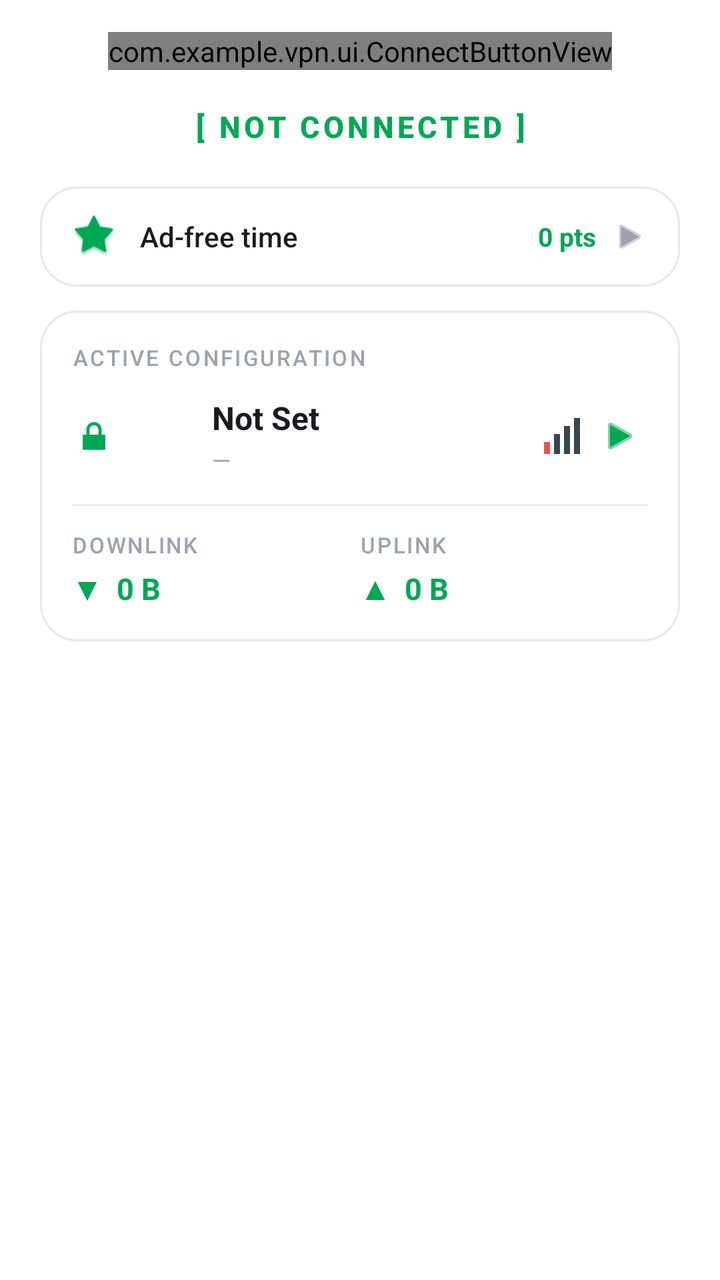
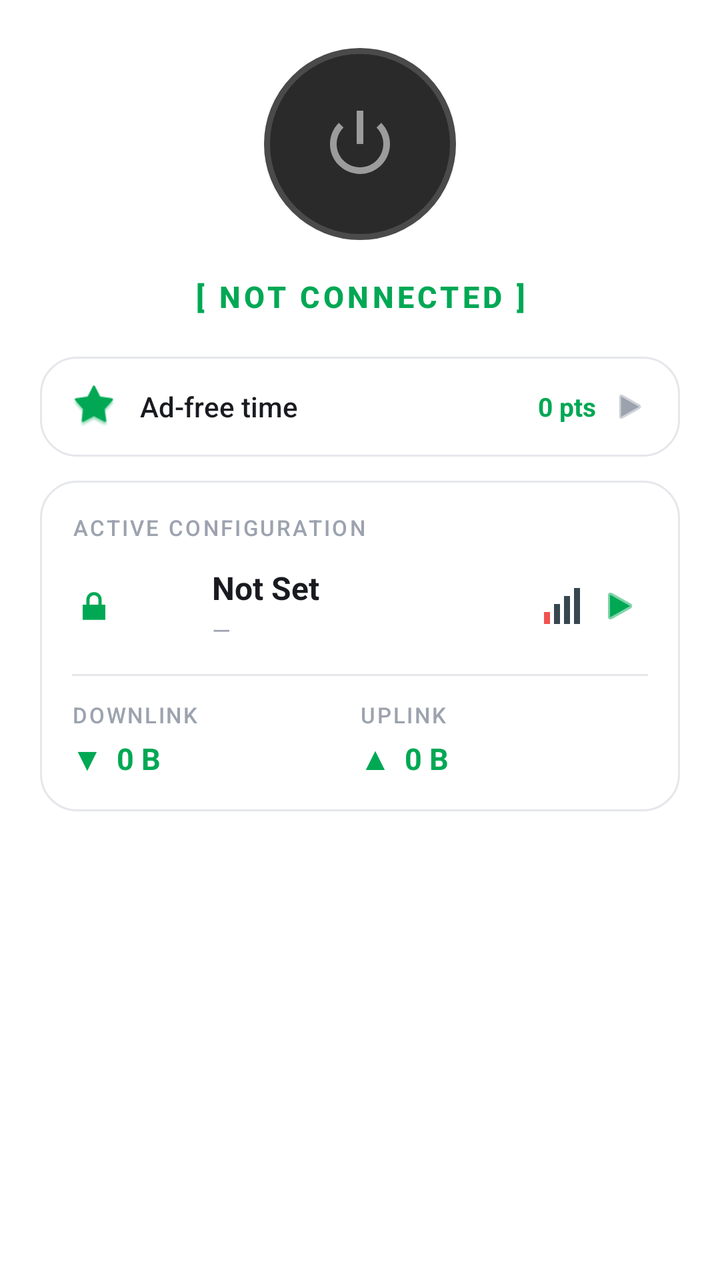

Before-and-after screenshots of an Android layout around one commit, followed by the original layout XML and the change that was made.
<!-- AndroidManifest.xml: application theme Theme.MyApp -->
<!-- res/layout/page_connection_main.xml -->
<?xml version="1.0" encoding="utf-8"?>
<ScrollView xmlns:android="http://schemas.android.com/apk/res/android"
    xmlns:app="http://schemas.android.com/apk/res-auto"
    android:layout_width="match_parent"
    android:layout_height="match_parent"
    android:fillViewport="true"
    android:scrollbars="none"
    android:background="@color/window_background">

    <LinearLayout
        android:layout_width="match_parent"
        android:layout_height="wrap_content"
        android:orientation="vertical"
        android:paddingHorizontal="20dp"
        android:paddingTop="8dp"
        android:paddingBottom="24dp">

        
        <com.example.vpn.ui.ConnectButtonView
            android:id="@+id/btnConnect"
            android:layout_width="wrap_content"
            android:layout_height="wrap_content"
            android:layout_gravity="center_horizontal"
            android:layout_marginTop="8dp" />

        
        <TextView
            android:id="@+id/txtStatus"
            android:layout_width="match_parent"
            android:layout_height="wrap_content"
            android:layout_marginTop="18dp"
            android:fontFamily="sans-serif-medium"
            android:gravity="center"
            android:letterSpacing="0.12"
            android:text="[ NOT CONNECTED ]"
            android:textColor="@color/accent_green"
            android:textSize="15sp"
            android:textStyle="bold" />

        
        <LinearLayout
            android:id="@+id/adFreeCard"
            android:layout_width="match_parent"
            android:layout_height="wrap_content"
            android:layout_marginTop="20dp"
            android:background="@drawable/bg_card_soft"
            android:gravity="center_vertical"
            android:orientation="horizontal"
            android:paddingHorizontal="16dp"
            android:paddingVertical="14dp"
            android:clickable="true"
            android:focusable="true"
            android:foreground="?attr/selectableItemBackground">

            <ImageView
                android:layout_width="22dp"
                android:layout_height="22dp"
                android:src="@android:drawable/star_big_on"
                app:tint="@color/accent_green"
                android:contentDescription="adfree" />

            <TextView
                android:layout_width="0dp"
                android:layout_height="wrap_content"
                android:layout_marginStart="12dp"
                android:layout_weight="1"
                android:text="Ad-free time"
                android:textColor="@color/text_primary"
                android:textSize="14sp"
                android:fontFamily="sans-serif-medium" />

            <TextView
                android:id="@+id/txtAdFreeTime"
                android:layout_width="wrap_content"
                android:layout_height="wrap_content"
                android:text="0 pts"
                android:textColor="@color/accent_green"
                android:textSize="13sp"
                android:textStyle="bold" />

            <ImageView
                android:layout_width="18dp"
                android:layout_height="18dp"
                android:layout_marginStart="8dp"
                android:src="@android:drawable/ic_media_play"
                app:tint="@color/text_muted"
                android:contentDescription="go" />
        </LinearLayout>

        
        <LinearLayout
            android:id="@+id/configCard"
            android:layout_width="match_parent"
            android:layout_height="wrap_content"
            android:layout_marginTop="12dp"
            android:background="@drawable/bg_card_soft"
            android:orientation="vertical"
            android:padding="16dp"
            android:clickable="true"
            android:focusable="true"
            android:foreground="?attr/selectableItemBackground">

            <TextView
                android:layout_width="wrap_content"
                android:layout_height="wrap_content"
                android:letterSpacing="0.1"
                android:text="ACTIVE CONFIGURATION"
                android:textAllCaps="true"
                android:textColor="@color/text_muted"
                android:textSize="11sp"
                android:fontFamily="sans-serif-medium" />

            <LinearLayout
                android:layout_width="match_parent"
                android:layout_height="wrap_content"
                android:layout_marginTop="12dp"
                android:gravity="center_vertical"
                android:orientation="horizontal">

                <ImageView
                    android:id="@+id/imgConfigIcon"
                    android:layout_width="22dp"
                    android:layout_height="22dp"
                    android:src="@android:drawable/ic_lock_lock"
                    app:tint="@color/accent_green"
                    android:contentDescription="lock" />

                <ImageView
                    android:id="@+id/imgConfigFlag"
                    android:layout_width="28dp"
                    android:layout_height="20dp"
                    android:layout_marginStart="10dp"
                    android:scaleType="centerCrop"
                    android:contentDescription="flag" />

                <LinearLayout
                    android:layout_width="0dp"
                    android:layout_height="wrap_content"
                    android:layout_marginStart="10dp"
                    android:layout_weight="1"
                    android:orientation="vertical">

                    <TextView
                        android:id="@+id/txtConfigName"
                        android:layout_width="match_parent"
                        android:layout_height="wrap_content"
                        android:ellipsize="end"
                        android:maxLines="1"
                        android:text="Not Set"
                        android:textColor="@color/text_primary"
                        android:textSize="16sp"
                        android:textStyle="bold" />

                    <TextView
                        android:id="@+id/txtConfigLeft"
                        android:layout_width="match_parent"
                        android:layout_height="wrap_content"
                        android:layout_marginTop="2dp"
                        android:ellipsize="end"
                        android:maxLines="1"
                        android:text="—"
                        android:textColor="@color/text_muted"
                        android:textSize="12sp" />
                </LinearLayout>

                <TextView
                    android:id="@+id/txtConfigProtocol"
                    android:layout_width="wrap_content"
                    android:layout_height="wrap_content"
                    android:layout_marginStart="6dp"
                    android:text=""
                    android:textColor="@color/accent_green"
                    android:textSize="12sp"
                    android:textStyle="bold" />

                <TextView
                    android:id="@+id/txtConfigPing"
                    android:layout_width="wrap_content"
                    android:layout_height="wrap_content"
                    android:layout_marginStart="6dp"
                    android:text=""
                    android:textColor="@color/text_secondary"
                    android:textSize="12sp" />

                <ImageView
                    android:id="@+id/imgConfigSignal"
                    android:layout_width="22dp"
                    android:layout_height="22dp"
                    android:layout_marginStart="6dp"
                    android:src="@drawable/ic_signal_0"
                    android:contentDescription="signal" />

                <ImageView
                    android:id="@+id/btnConfigArrow"
                    android:layout_width="28dp"
                    android:layout_height="28dp"
                    android:layout_marginStart="4dp"
                    android:padding="4dp"
                    android:src="@android:drawable/ic_media_play"
                    app:tint="@color/accent_green"
                    android:contentDescription="select" />
            </LinearLayout>

            
            <TextView
                android:id="@+id/txtConfigRight"
                android:layout_width="0dp"
                android:layout_height="0dp"
                android:visibility="gone" />

            <View
                android:layout_width="match_parent"
                android:layout_height="1dp"
                android:layout_marginTop="14dp"
                android:layout_marginBottom="12dp"
                android:background="@color/divider" />

            
            <LinearLayout
                android:layout_width="match_parent"
                android:layout_height="wrap_content"
                android:orientation="horizontal">

                <LinearLayout
                    android:layout_width="0dp"
                    android:layout_height="wrap_content"
                    android:layout_weight="1"
                    android:orientation="vertical">

                    <TextView
                        android:layout_width="wrap_content"
                        android:layout_height="wrap_content"
                        android:letterSpacing="0.08"
                        android:text="DOWNLINK"
                        android:textColor="@color/text_muted"
                        android:textSize="11sp"
                        android:fontFamily="sans-serif-medium" />

                    <TextView
                        android:id="@+id/txtDownload"
                        android:layout_width="wrap_content"
                        android:layout_height="wrap_content"
                        android:layout_marginTop="4dp"
                        android:text="▼  0 B"
                        android:textColor="@color/accent_green"
                        android:textSize="15sp"
                        android:textStyle="bold" />
                </LinearLayout>

                <LinearLayout
                    android:layout_width="0dp"
                    android:layout_height="wrap_content"
                    android:layout_weight="1"
                    android:orientation="vertical">

                    <TextView
                        android:layout_width="wrap_content"
                        android:layout_height="wrap_content"
                        android:letterSpacing="0.08"
                        android:text="UPLINK"
                        android:textColor="@color/text_muted"
                        android:textSize="11sp"
                        android:fontFamily="sans-serif-medium" />

                    <TextView
                        android:id="@+id/txtUpload"
                        android:layout_width="wrap_content"
                        android:layout_height="wrap_content"
                        android:layout_marginTop="4dp"
                        android:text="▲  0 B"
                        android:textColor="@color/accent_green"
                        android:textSize="15sp"
                        android:textStyle="bold" />
                </LinearLayout>
            </LinearLayout>
        </LinearLayout>

        <TextView
            android:id="@+id/txtSession"
            android:layout_width="wrap_content"
            android:layout_height="wrap_content"
            android:layout_gravity="center_horizontal"
            android:layout_marginTop="14dp"
            android:fontFamily="monospace"
            android:text="00:00:00"
            android:textColor="@color/text_muted"
            android:textSize="12sp"
            android:visibility="gone" />
    </LinearLayout>
</ScrollView>
<!-- resources referenced by this layout -->
<resources>
  <color name="accent_green">#00A854</color>
  <color name="divider">#E5E7EB</color>
  <color name="text_muted">#9CA3AF</color>
  <color name="text_primary">#1A1B21</color>
  <color name="text_secondary">#6B7280</color>
  <color name="window_background">#FFFFFF</color>
  <!-- drawable bg_card_soft (drawable) -->
  <?xml version="1.0" encoding="utf-8"?>
  <shape xmlns:android="http://schemas.android.com/apk/res/android"
      android:shape="rectangle">
      <solid android:color="@color/card_background" />
      <corners android:radius="18dp" />
      <stroke
          android:width="1dp"
          android:color="@color/divider" />
  </shape>
  <!-- drawable ic_signal_0 (drawable) -->
  <?xml version="1.0" encoding="utf-8"?>
  <vector xmlns:android="http://schemas.android.com/apk/res/android"
      android:width="22dp"
      android:height="22dp"
      android:viewportWidth="22"
      android:viewportHeight="22">
      <path
          android:fillColor="#EF5350"
          android:pathData="M2,14h3v6h-3z"/>
      <path
          android:fillColor="#37474F"
          android:pathData="M7,10h3v10h-3z"/>
      <path
          android:fillColor="#37474F"
          android:pathData="M12,6h3v14h-3z"/>
      <path
          android:fillColor="#37474F"
          android:pathData="M17,2h3v18h-3z"/>
  </vector>
  <color name="card_background">#FFFFFF</color>
  <color name="md_theme_primary_container">#E0E0FF</color>
  <color name="md_theme_on_primary_container">#12134A</color>
  <color name="md_theme_secondary">#5A5D72</color>
  <color name="md_theme_on_secondary">#FFFFFF</color>
  <color name="md_theme_secondary_container">#DFE1F9</color>
  <color name="md_theme_on_secondary_container">#171B2C</color>
  <color name="md_theme_tertiary">#006B5F</color>
  <color name="md_theme_on_tertiary">#FFFFFF</color>
  <color name="md_theme_error">#BA1A1A</color>
  <color name="md_theme_on_error">#FFFFFF</color>
  <color name="md_theme_surface_variant">#E3E1EC</color>
  <color name="status_bar">#FFFFFF</color>
  <color name="bottom_nav_background">#FFFFFF</color>
  <!-- unchanged entries left out for length: 1 -->
</resources>

<!-- the commit's change to res/layout/page_connection_main.xml (unified diff, before → after) -->
@@ -18,10 +18,32 @@
         
         <com.example.vpn.ui.ConnectButtonView
             android:id="@+id/btnConnect"
-            android:layout_width="wrap_content"
-            android:layout_height="wrap_content"
+            android:layout_width="0dp"
+            android:layout_height="0dp"
+            android:visibility="gone" />
+
+        
+        <FrameLayout
+            android:layout_width="96dp"
+            android:layout_height="96dp"
             android:layout_gravity="center_horizontal"
-            android:layout_marginTop="8dp" />
+            android:layout_marginTop="16dp">
+
+            <View
+                android:id="@+id/statusRingOuter"
+                android:layout_width="96dp"
+                android:layout_height="96dp"
+                android:background="@drawable/bg_status_ring_idle" />
+
+            <ImageView
+                android:id="@+id/imgStatusPower"
+                android:layout_width="40dp"
+                android:layout_height="40dp"
+                android:layout_gravity="center"
+                android:src="@android:drawable/ic_lock_power_off"
+                android:contentDescription="status"
+                app:tint="#88FFFFFF" />
+        </FrameLayout>
 
         
         <TextView
<!-- resource entries referenced after the edit -->
@@ -15,6 +15,12 @@
       <stroke
           android:width="1dp"
           android:color="@color/divider" />
+  </shape>
+  <!-- drawable bg_status_ring_idle (drawable) -->
+  <?xml version="1.0" encoding="utf-8"?>
+  <shape xmlns:android="http://schemas.android.com/apk/res/android" android:shape="oval">
+      <solid android:color="#2A2A2A" />
+      <stroke android:width="3dp" android:color="#4A4A4A" />
   </shape>
   <!-- drawable ic_signal_0 (drawable) -->
   <?xml version="1.0" encoding="utf-8"?>
